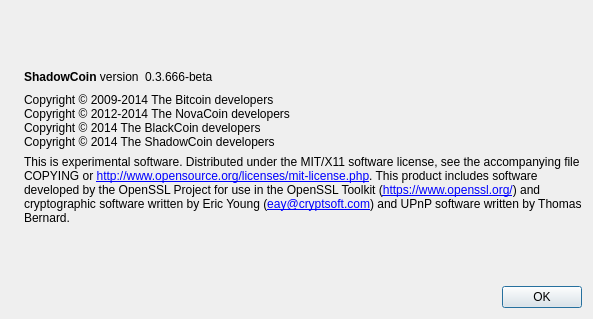
Old version of the form src/qt/forms/aboutdialog.ui in the repository jyap808/jumbucks.
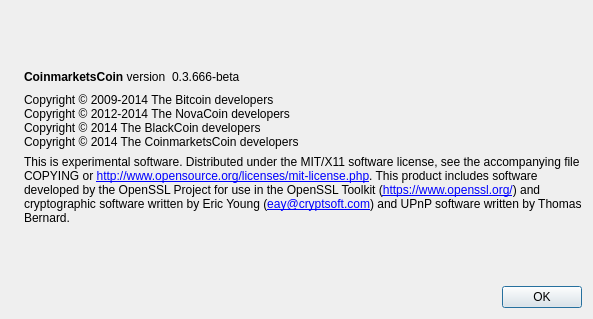
New version of the form. Icons and pictures are not drawn.

```diff
--- a/src/qt/forms/aboutdialog.ui
+++ b/src/qt/forms/aboutdialog.ui
@@ -50,7 +50,7 @@
           <cursorShape>IBeamCursor</cursorShape>
          </property>
          <property name="text">
-          <string>&lt;b&gt;ShadowCoin&lt;/b&gt; version</string>
+          <string>&lt;b&gt;CoinmarketsCoin&lt;/b&gt; version</string>
          </property>
          <property name="textInteractionFlags">
           <set>Qt::LinksAccessibleByMouse|Qt::TextSelectableByKeyboard|Qt::TextSelectableByMouse</set>
@@ -94,7 +94,7 @@
         <string>Copyright © 2009-2014 The Bitcoin developers
 Copyright © 2012-2014 The NovaCoin developers
 Copyright © 2014 The BlackCoin developers
-Copyright © 2014 The ShadowCoin developers</string>
+Copyright © 2014 The CoinmarketsCoin developers</string>
        </property>
        <property name="textInteractionFlags">
         <set>Qt::LinksAccessibleByMouse|Qt::TextSelectableByKeyboard|Qt::TextSelectableByMouse</set>
```
Left out of the diff: 2 changed lines with no effect on the pictures.
